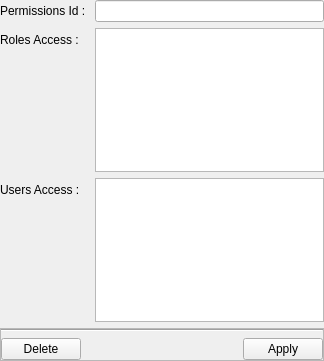
The window that src/widgets/quapermissionswidgetedit.ui (juangburgos/QUaAccessControl) describes before a commit, drawn with Qt 5.
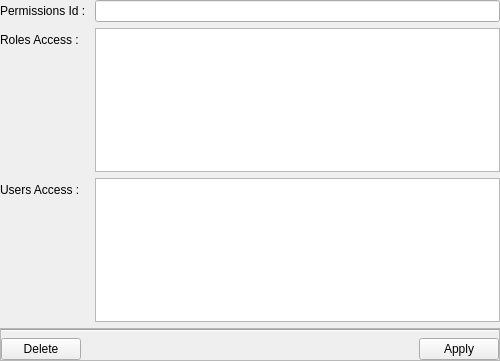
The same window after the commit.

The edit to the form file:
```diff
--- a/src/widgets/quapermissionswidgetedit.ui
+++ b/src/widgets/quapermissionswidgetedit.ui
@@ -6,7 +6,7 @@
    <rect>
     <x>0</x>
     <y>0</y>
-    <width>324</width>
+    <width>500</width>
     <height>361</height>
    </rect>
   </property>
```
